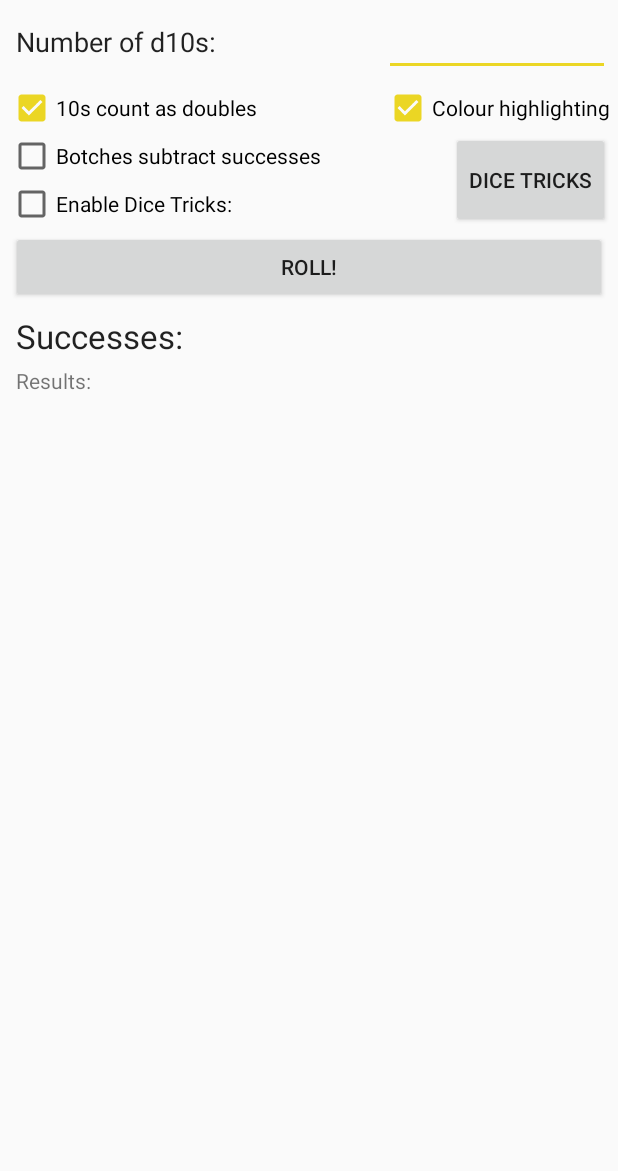
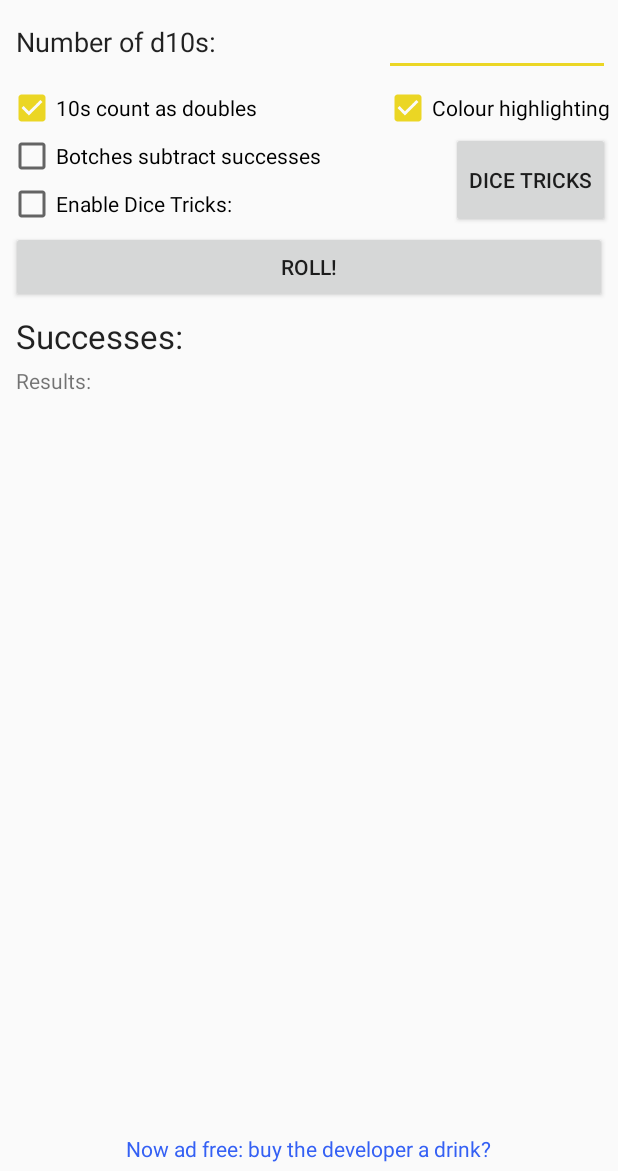
Before and after one commit to hokaze/Resplendent-Exalted-Dice-Roller, an Android app: the screen it shows after launch (MainActivity), on a phone screen of 412 x 824 dp, the part 65-1236 px from its top. Run offline under Robolectric (Android 15) with nearby library versions, the phone set to English and light mode, and no system bars.

Commit message:
1.4 - Removed ads, added donation link for users to buy me a drink instead

```diff
--- a/app/build.gradle
+++ b/app/build.gradle
@@ -7,8 +7,8 @@ android {
         applicationId "com.hokaze.exaltedroller"
         minSdkVersion 16
         targetSdkVersion 26
-        versionCode 9
-        versionName "1.35"
+        versionCode 10
+        versionName "1.4"
     }
     buildTypes {
         release {
--- a/app/src/main/java/com/hokaze/exaltedroller/MainActivity.java
+++ b/app/src/main/java/com/hokaze/exaltedroller/MainActivity.java
@@ -2,10 +2,12 @@ package com.hokaze.exaltedroller;
 
 import android.app.ProgressDialog;
 import android.content.DialogInterface;
+import android.content.Intent;
 import android.content.pm.ActivityInfo;
 import android.content.res.Configuration;
 import android.graphics.Color;
 import android.graphics.Typeface;
+import android.net.Uri;
 import android.support.v7.app.AlertDialog;
 import android.support.v7.app.AppCompatActivity;
 import android.os.Bundle;
@@ -37,7 +39,7 @@ public class MainActivity extends AppCompatActivity {
 
     private FirebaseAnalytics mFirebaseAnalytics;
 
-    Button bRoll, bTricks;
+    Button bRoll, bTricks, bBuyDrink;
     EditText etDice;
     TextView tvResults, tvSuccess;
     CheckBox checkColours, checkTens, checkBotches, checkEx3,
@@ -70,6 +72,16 @@ public class MainActivity extends AppCompatActivity {
         checkTens=(CheckBox)findViewById(R.id.doubleTens);
         checkBotches=(CheckBox)findViewById(R.id.botchesSubtract);
         checkEx3=(CheckBox)findViewById(R.id.enableEx3);
+
+        // Instead of ads, people can now donate to me by "buying me a drink"
+        bBuyDrink=(Button)findViewById(R.id.buyDrinkButton);
+        bBuyDrink.setOnClickListener(new View.OnClickListener() {
+            public void onClick(View v) {
+                Intent donateLink = new Intent(android.content.Intent.ACTION_VIEW);
+                donateLink.setData(Uri.parse(getString(R.string.buydrink_link)));
+                startActivity(donateLink);
+            }
+        });
 
         // Highlights all text for fast deletion when you select the d10 text box
         etDice.setOnClickListener(new View.OnClickListener() {
--- a/app/src/main/res/layout/activity_main.xml
+++ b/app/src/main/res/layout/activity_main.xml
@@ -26,6 +26,7 @@
     <ScrollView
         android:layout_width="match_parent"
         android:layout_height="match_parent"
+        android:layout_above="@+id/buyDrinkButton"
         android:layout_below="@+id/title">
 
         <RelativeLayout
@@ -38,10 +39,10 @@
                 android:layout_height="wrap_content"
                 android:layout_alignBaseline="@+id/d10s"
                 android:layout_alignBottom="@+id/d10s"
+                android:layout_margin="5dp"
                 android:text="@string/number_of_d10s"
                 android:textAppearance="@style/TextAppearance.AppCompat.Medium"
-                android:textColor="?android:attr/textColorPrimary"
-                android:layout_margin="5dp"/>
+                android:textColor="?android:attr/textColorPrimary" />
 
             <EditText
                 android:id="@+id/d10s"
@@ -163,10 +164,27 @@
                 android:minLines="1"
                 android:scrollbars="vertical"
                 android:text="@string/results"
-                android:textAppearance="?android:attr/textAppearanceSmall" />
+                android:textAppearance="@style/TextAppearance.AppCompat.Small" />
 
         </RelativeLayout>
 
     </ScrollView>
 
+    <Button
+        android:id="@+id/buyDrinkButton"
+        style="@style/Widget.AppCompat.Button.Borderless"
+        android:layout_width="wrap_content"
+        android:layout_height="wrap_content"
+        android:layout_alignParentBottom="true"
+        android:layout_centerHorizontal="true"
+        android:layout_centerInParent="false"
+        android:layout_centerVertical="false"
+        android:layout_margin="0dp"
+        android:minHeight="0dp"
+        android:minWidth="0dp"
+        android:padding="0dp"
+        android:text="@string/buydrink"
+        android:textAppearance="@style/TextAppearance.AppCompat.Small"
+        android:textColor="@color/html_link" />
+
 </RelativeLayout>
--- a/app/src/main/res/values/colors.xml
+++ b/app/src/main/res/values/colors.xml
@@ -3,4 +3,5 @@
     <color name="accent_material_light">#ebd624</color>
     <color name="primary_material_light">#e7d21e</color>
     <color name="primary_dark_material_light">#cfbc0f</color>
+    <color name="html_link">#3460f4</color>
 </resources>
--- a/app/src/main/res/values/strings.xml
+++ b/app/src/main/res/values/strings.xml
@@ -1,5 +1,7 @@
 <resources>
     <string name="app_name">Resplendent Exalted Dice Roller</string>
+    <string name="buydrink">Now ad free: buy the developer a drink?</string>
+    <string name="buydrink_link">https://www.paypal.me/hokaze/2GBP</string>
     <string name="number_of_d10s">Number of d10s:</string>
     <string name="_10s_count_as_doubles">10s count as doubles</string>
     <string name="botches_subtract_successes">Botches subtract successes</string>
```
